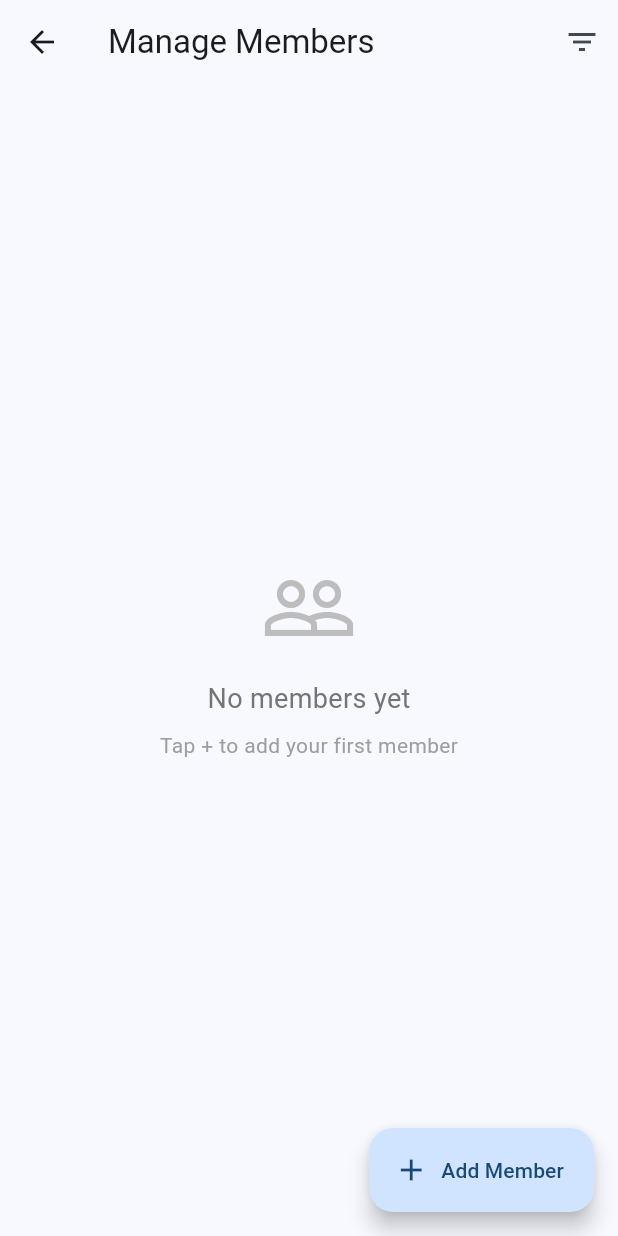
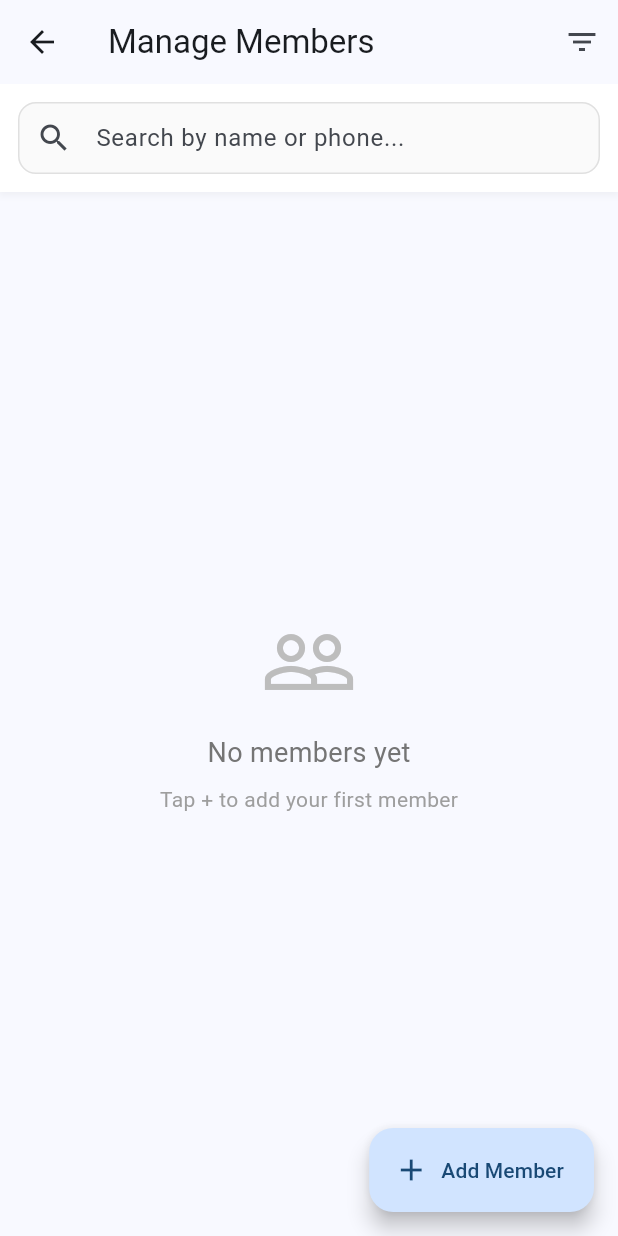
Before and after one commit to shijin-alpha/goldstargymproject, a Flutter app: the MembersListScreen screen opened directly, on a phone screen of 412 x 824 dp. Run offline on Flutter 3.47's test engine with Material 3 defaults, Android fonts, the phone set to English and light mode, and no system bars; our stand-ins replace cloud_firestore, firebase_auth, firebase_core, flutter_dotenv; accounts and stored records are empty; generated files the repository leaves out were written again.

Commit message:
Add search feature to Manage Members screen

```diff
--- a/lib/screens/members_list_screen.dart
+++ b/lib/screens/members_list_screen.dart
@@ -13,7 +13,45 @@ class MembersListScreen extends StatefulWidget {
 
 class _MembersListScreenState extends State<MembersListScreen> {
   final MemberService _memberService = MemberService();
+  final TextEditingController _searchController = TextEditingController();
   String _filterStatus = 'all'; // all, active, inactive
+  String _searchQuery = '';
+
+  @override
+  void initState() {
+    super.initState();
+    _searchController.addListener(() {
+      setState(() {
+        _searchQuery = _searchController.text.toLowerCase().trim();
+      });
+    });
+  }
+
+  @override
+  void dispose() {
+    _searchController.dispose();
+    super.dispose();
+  }
+
+  List<Member> _filterMembers(List<Member> members) {
+    var filteredMembers = members;
+
+    // Apply status filter
+    if (_filterStatus != 'all') {
+      filteredMembers = filteredMembers.where((m) => m.status == _filterStatus).toList();
+    }
+
+    // Apply search filter
+    if (_searchQuery.isNotEmpty) {
+      filteredMembers = filteredMembers.where((member) {
+        final nameLower = member.name.toLowerCase();
+        final phoneLower = member.phone.toLowerCase();
+        return nameLower.contains(_searchQuery) || phoneLower.contains(_searchQuery);
+      }).toList();
+    }
+
+    return filteredMembers;
+  }
 
   @override
   Widget build(BuildContext context) {
@@ -36,7 +74,56 @@ class _MembersListScreenState extends State<MembersListScreen> {
           ),
         ],
       ),
-      body: StreamBuilder<List<Member>>(
+      body: Column(
+        children: [
+          // Search Bar
+          Container(
+            padding: const EdgeInsets.all(12),
+            decoration: BoxDecoration(
+              color: Colors.white,
+              boxShadow: [
+                BoxShadow(
+                  color: Colors.grey.withOpacity(0.1),
+                  spreadRadius: 1,
+                  blurRadius: 3,
+                  offset: const Offset(0, 2),
+                ),
+              ],
+            ),
+            child: TextField(
+              controller: _searchController,
+              decoration: InputDecoration(
+                hintText: 'Search by name or phone...',
+                prefixIcon: const Icon(Icons.search),
+                suffixIcon: _searchQuery.isNotEmpty
+                    ? IconButton(
+                        icon: const Icon(Icons.clear),
+                        onPressed: () {
+                          _searchController.clear();
+                        },
+                      )
+                    : null,
+                border: OutlineInputBorder(
+                  borderRadius: BorderRadius.circular(12),
+                  borderSide: BorderSide(color: Colors.grey[300]!),
+                ),
+                enabledBorder: OutlineInputBorder(
+                  borderRadius: BorderRadius.circular(12),
+                  borderSide: BorderSide(color: Colors.grey[300]!),
+                ),
+                focusedBorder: OutlineInputBorder(
+                  borderRadius: BorderRadius.circular(12),
+                  borderSide: const BorderSide(color: Colors.blue, width: 2),
+                ),
+                filled: true,
+                fillColor: Colors.grey[50],
+                contentPadding: const EdgeInsets.symmetric(horizontal: 16, vertical: 12),
+              ),
+            ),
+          ),
+          // Members List
+          Expanded(
+            child: StreamBuilder<List<Member>>(
               stream: _memberService.getMembersStream(),
               builder: (context, snapshot) {
                 if (snapshot.connectionState == ConnectionState.waiting) {
@@ -62,13 +149,9 @@ class _MembersListScreenState extends State<MembersListScreen> {
                 }
 
                 var members = snapshot.data ?? [];
+                var filteredMembers = _filterMembers(members);
 
-          // Apply filter
-          if (_filterStatus != 'all') {
-            members = members.where((m) => m.status == _filterStatus).toList();
-          }
-
-          if (members.isEmpty) {
+                if (filteredMembers.isEmpty) {
                   return Center(
                     child: Column(
                       mainAxisAlignment: MainAxisAlignment.center,
@@ -76,14 +159,18 @@ class _MembersListScreenState extends State<MembersListScreen> {
                         Icon(Icons.people_outline, size: 64, color: Colors.grey[400]),
                         const SizedBox(height: 16),
                         Text(
-                    _filterStatus == 'all'
+                          _searchQuery.isNotEmpty
+                              ? 'No members found'
+                              : _filterStatus == 'all'
                                   ? 'No members yet'
                                   : 'No $_filterStatus members',
                           style: TextStyle(fontSize: 18, color: Colors.grey[600]),
                         ),
                         const SizedBox(height: 8),
                         Text(
-                    'Tap + to add your first member',
+                          _searchQuery.isNotEmpty
+                              ? 'Try a different search term'
+                              : 'Tap + to add your first member',
                           style: TextStyle(color: Colors.grey[500]),
                         ),
                       ],
@@ -93,13 +180,16 @@ class _MembersListScreenState extends State<MembersListScreen> {
 
                 return ListView.builder(
                   padding: const EdgeInsets.all(8),
-            itemCount: members.length,
+                  itemCount: filteredMembers.length,
                   itemBuilder: (context, index) {
-              final member = members[index];
+                    final member = filteredMembers[index];
                     return _buildMemberCard(context, member);
                   },
                 );
               },
+            ),
+          ),
+        ],
       ),
       floatingActionButton: FloatingActionButton.extended(
         onPressed: () => _navigateToAddMember(context),
```
Lines whose indentation alone changed are shown as unchanged.
